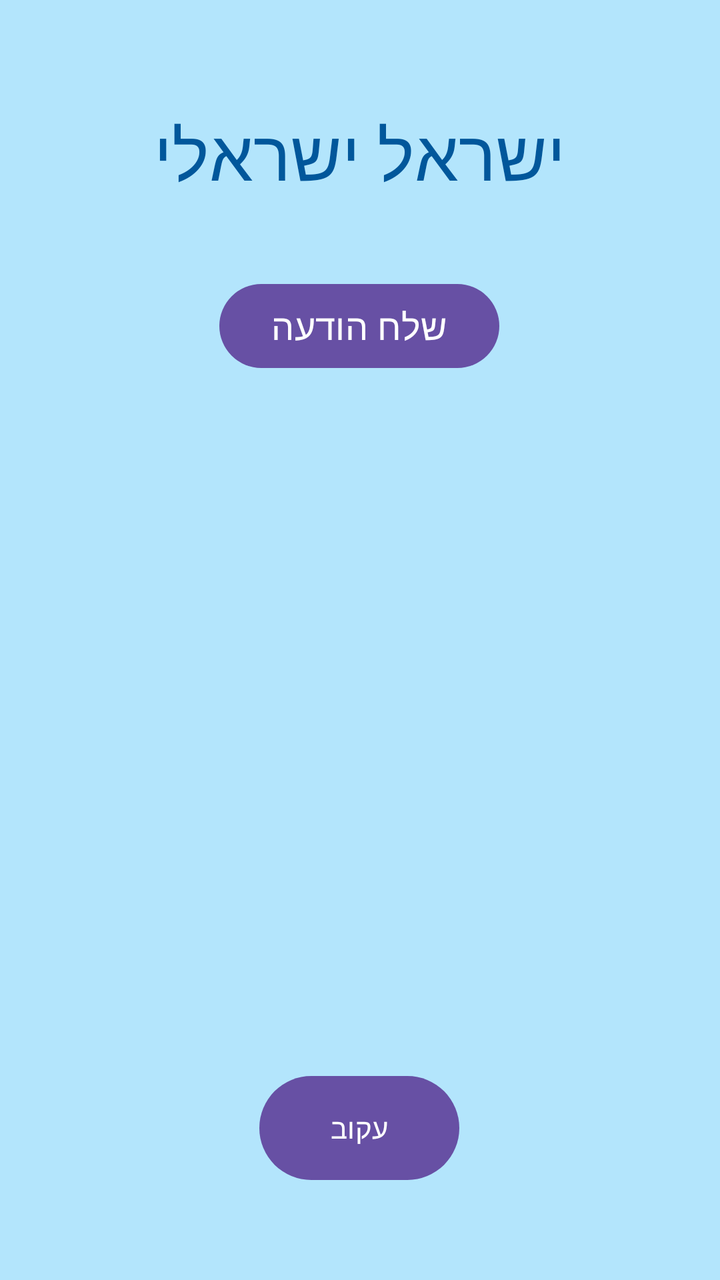
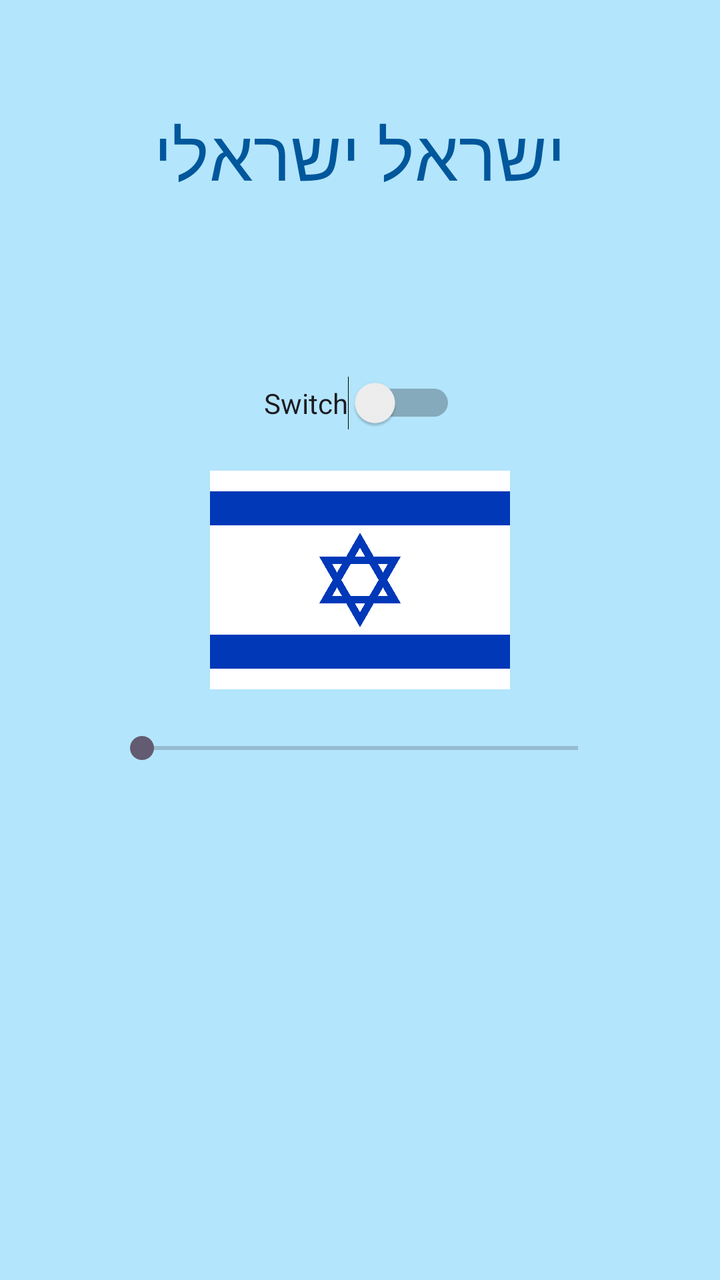

An Android layout rendered at two revisions. The XML below is the earlier revision; the diff shows what the commit changed to produce the second picture.
<!-- AndroidManifest.xml: application theme Theme.DanFirstApp -->
<!-- res/layout/activity_main.xml -->
<?xml version="1.0" encoding="utf-8"?>
<androidx.constraintlayout.widget.ConstraintLayout  xmlns:android="http://schemas.android.com/apk/res/android"
    xmlns:app="http://schemas.android.com/apk/res-auto"
    xmlns:tools="http://schemas.android.com/tools"
    android:background="#B3E5FC"
    android:layout_width="match_parent"
    android:layout_height="match_parent"
    android:padding="16dp"
    android:id="@+id/main"
    >

    <TextView
        android:id="@+id/tvUserName"
        android:layout_width="266dp"
        android:layout_height="90dp"
        android:layout_marginTop="16dp"
        android:gravity="center"
        android:text="@string/user_name"
        android:textColor="#01579B"
        android:textSize="35sp"
        app:layout_constraintEnd_toEndOf="parent"
        app:layout_constraintHorizontal_bias="0.495"
        app:layout_constraintStart_toStartOf="parent"
        app:layout_constraintTop_toTopOf="parent" />



    <Button
        android:id="@+id/btnSendMessage"
        android:layout_width="140dp"
        android:layout_height="50dp"
        android:layout_marginTop="16dp"
        android:text="@string/send_message"
        android:textSize="18sp"
        android:visibility="visible"
        app:layout_constraintEnd_toEndOf="parent"
        app:layout_constraintHorizontal_bias="0.498"
        app:layout_constraintStart_toStartOf="parent"
        app:layout_constraintTop_toBottomOf="@+id/tvUserName" />

    <Button
        android:id="@+id/btnFollow"
        android:layout_width="100dp"
        android:layout_height="60dp"
        android:layout_marginBottom="30dp"
        android:text="@string/follow"
        app:layout_constraintBottom_toBottomOf="parent"
        app:layout_constraintEnd_toEndOf="parent"
        app:layout_constraintHorizontal_bias="0.498"
        app:layout_constraintStart_toStartOf="parent" />


</androidx.constraintlayout.widget.ConstraintLayout>
<!-- resources referenced by this layout -->
<resources>
  <string name="follow">עקוב</string>
  <string name="send_message">שלח הודעה</string>
  <string name="user_name">ישראל ישראלי</string>
  <style name="Theme.DanFirstApp" parent="Base.Theme.DanFirstApp" />
  <style name="Base.Theme.DanFirstApp" parent="Theme.Material3.DayNight.NoActionBar">
          
          
      </style>
</resources>

<!-- the commit's change to res/layout/activity_main.xml (unified diff, before → after) -->
@@ -32,7 +32,7 @@
         android:layout_marginTop="16dp"
         android:text="@string/send_message"
         android:textSize="18sp"
-        android:visibility="visible"
+        android:visibility="invisible"
         app:layout_constraintEnd_toEndOf="parent"
         app:layout_constraintHorizontal_bias="0.498"
         app:layout_constraintStart_toStartOf="parent"
@@ -44,10 +44,62 @@
         android:layout_height="60dp"
         android:layout_marginBottom="30dp"
         android:text="@string/follow"
+        android:visibility="invisible"
         app:layout_constraintBottom_toBottomOf="parent"
         app:layout_constraintEnd_toEndOf="parent"
         app:layout_constraintHorizontal_bias="0.498"
         app:layout_constraintStart_toStartOf="parent" />
 
 
+
+
+
+    <ImageView
+        android:id="@+id/imgFlag"
+        android:layout_width="150dp"
+        android:layout_height="150dp"
+        android:src="@drawable/flag"
+        android:scaleType="fitCenter"
+        app:layout_constraintTop_toBottomOf="@id/swDan"
+        app:layout_constraintStart_toStartOf="parent"
+        app:layout_constraintEnd_toEndOf="parent" />
+
+    <ImageView
+        android:id="@+id/imgMap"
+        android:layout_width="150dp"
+        android:layout_height="150dp"
+        android:src="@drawable/map"
+        android:scaleType="fitCenter"
+        app:layout_constraintTop_toBottomOf="@id/swDan"
+        app:layout_constraintStart_toStartOf="parent"
+        app:layout_constraintEnd_toEndOf="parent"
+        android:alpha="0" />
+
+
+
+    <SeekBar
+        android:id="@+id/seekBar"
+        android:layout_width="250dp"
+        android:layout_height="wrap_content"
+        android:max="100"
+        android:progress="0"
+        app:layout_constraintTop_toBottomOf="@id/imgFlag"
+        app:layout_constraintStart_toStartOf="parent"
+        app:layout_constraintEnd_toEndOf="parent" />
+
+
+
+
+
+    <Switch
+        android:id="@+id/swDan"
+        android:layout_width="wrap_content"
+        android:layout_height="wrap_content"
+        android:layout_marginBottom="32dp"
+       android:text="Switch"
+        android:checked="false"
+        app:layout_constraintTop_toBottomOf="@id/btnSendMessage"
+        app:layout_constraintStart_toStartOf="parent"
+        app:layout_constraintEnd_toEndOf="parent" />
+
 </androidx.constraintlayout.widget.ConstraintLayout>
<!-- resource entries referenced after the edit -->
@@ -1,5 +1,7 @@
 <!-- resources referenced by this layout -->
 <resources>
+  <!-- drawable flag: png bitmap (drawable, 17040 bytes) -->
+  <!-- drawable map: png bitmap (drawable, 12969 bytes) -->
   <string name="follow">עקוב</string>
   <string name="send_message">שלח הודעה</string>
   <string name="user_name">ישראל ישראלי</string>
